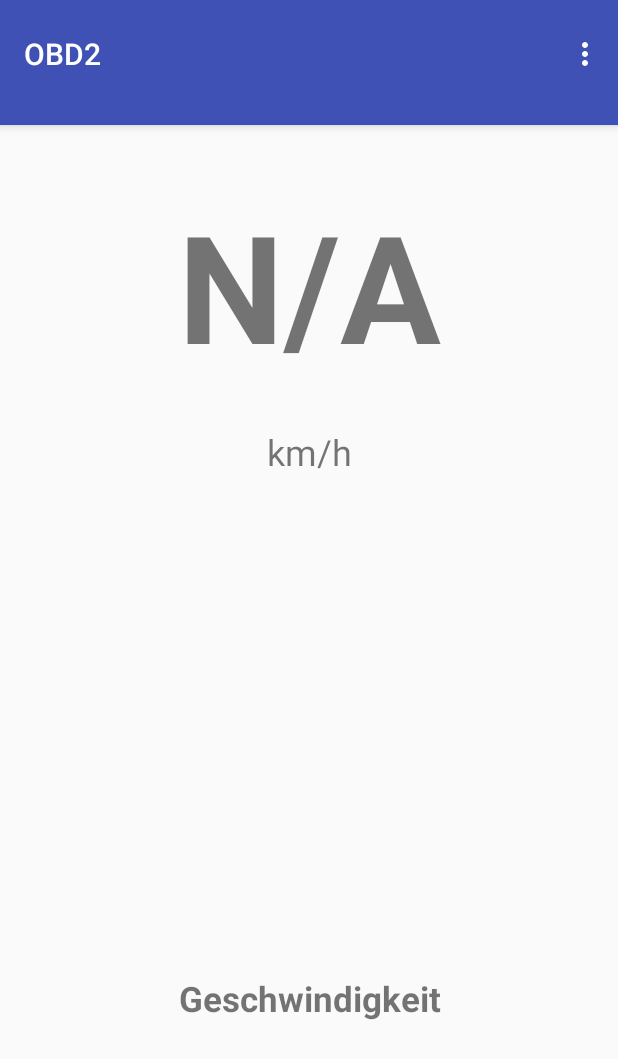
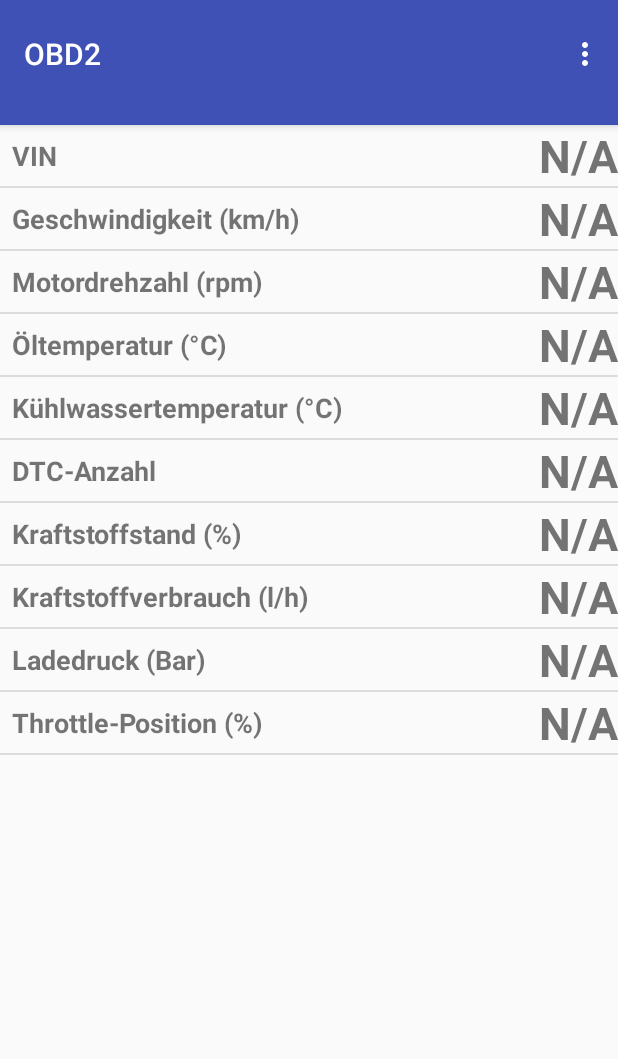
Before and after one commit to JonathanSeibel/obd2app, an Android app: the LivedatenTabsActivity screen opened directly, with no data from a screen before it, on a phone screen of 412 x 824 dp. Shown: the top 1059 px of the screen. Run offline under Robolectric (Android 15) with nearby library versions, the phone set to English and light mode, and no system bars; libraries missing offline, so code that uses them is left out: org.eclipse.paho; 8 statements that could not run were skipped.

Commit message:
mit Summary als Fragment

```diff
--- a/app/src/main/java/de/dhbw/obdzweidashboard/obd2_application/AdapterLivedatenSummaryListe.java
+++ b/app/src/main/java/de/dhbw/obdzweidashboard/obd2_application/AdapterLivedatenSummaryListe.java
@@ -57,14 +57,14 @@
     @Override
     public View getView(final int position, View convertView, ViewGroup parent) {
         View view = convertView;
-        if (view == null) {
+        //if (view == null) {
             LayoutInflater inflater = (LayoutInflater) context.getSystemService(Context.LAYOUT_INFLATER_SERVICE);
             view = inflater.inflate(R.layout.summary_list_element, null);
-        }
+        //}
 
         //Handle TextView and display string from your list
-        TextView listItemTextValue = (TextView) view.findViewById(R.id.list_view_summary_livedaten);
-        TextView listItemTextType = (TextView) view.findViewById(R.id.textViewSummary_list_item);
+        TextView listItemTextValue = (TextView) view.findViewById(R.id.textViewSummary_list_item);
+        TextView listItemTextType = (TextView) view.findViewById(R.id.list_item_string);
 
         listItemTextValue.setText(listValues.get(position));
         listItemTextType.setText(listTypes.get(position));
--- a/app/src/main/java/de/dhbw/obdzweidashboard/obd2_application/LivedatenTabsActivity.java
+++ b/app/src/main/java/de/dhbw/obdzweidashboard/obd2_application/LivedatenTabsActivity.java
@@ -29,6 +29,7 @@
 
 public class LivedatenTabsActivity extends AppCompatActivity {
     private static final String TAG = "LivedatenTabsActivity";
+    SummaryLivedatenActivityFragment summaryLivedatenActivityFragmentObj;
     TabPaceFragment tabPaceFragmentObj;
     TabRPMFragment tabRPMFragmentObj;
     TabOilTempFragment tabOilTempFragmentObj;
@@ -38,12 +39,6 @@
     TabFuelLevelFragment tabFuelLevelFragmentObj;
     TabThrottlePositionFragment tabThrottlePositionFragmentObj;
     TabDTCCountFragment tabDTCCountFragmentObj;
-    TextView wertText1;
-    TextView wertText2;
-    TextView wertText3;
-    TextView wertText4;
-    TextView wertText5;
-    TextView wertText6;
     MqttHelperLivedaten mqttHelperLivedaten;
     String[] ergebnis = {"N/A", "N/A", "N/A", "N/A", "N/A", "N/A", "N/A", "N/A", "N/A"};
     boolean connected = false;
@@ -54,7 +49,7 @@
     protected void onCreate(Bundle savedInstanceState) {
         super.onCreate(savedInstanceState);
         setContentView(R.layout.activity_livedaten_tabs);
-
+        summaryLivedatenActivityFragmentObj = new SummaryLivedatenActivityFragment();
         tabPaceFragmentObj = new TabPaceFragment();
         tabRPMFragmentObj = new TabRPMFragment();
         tabOilTempFragmentObj = new TabOilTempFragment();
@@ -145,7 +140,7 @@
         Boolean throttlePos = sPrefs.getBoolean(prefThrottlePosKey, true);
         //
         SectionsPagerAdapter adapter = new SectionsPagerAdapter(getSupportFragmentManager());
-
+        adapter.addFragment(summaryLivedatenActivityFragmentObj, "TABSummary");
         if (pace) adapter.addFragment(tabPaceFragmentObj, "TABPace");
         if (rpm) adapter.addFragment(tabRPMFragmentObj, "TABRPM");
         if (oilTemp) adapter.addFragment(tabOilTempFragmentObj, "TABOilTemp");
--- /dev/null
+++ b/app/src/main/java/de/dhbw/obdzweidashboard/obd2_application/SummaryLivedatenActivityFragment.java
@@ -0,0 +1,246 @@
+package de.dhbw.obdzweidashboard.obd2_application;
+
+import android.app.Activity;
+import android.content.SharedPreferences;
+import android.os.Bundle;
+import android.preference.PreferenceManager;
+import android.support.annotation.Nullable;
+import android.view.LayoutInflater;
+import android.view.View;
+import android.view.ViewGroup;
+import android.widget.ListView;
+import android.widget.Toast;
+
+import com.google.gson.Gson;
+
+import org.eclipse.paho.client.mqttv3.IMqttDeliveryToken;
+import org.eclipse.paho.client.mqttv3.MqttCallbackExtended;
+import org.eclipse.paho.client.mqttv3.MqttException;
+import org.eclipse.paho.client.mqttv3.MqttMessage;
+
+import java.util.ArrayList;
+
+public class SummaryLivedatenActivityFragment extends android.support.v4.app.Fragment {
+    AdapterLivedatenSummaryListe adapter;
+    ArrayList<String> listValues;
+    ArrayList<String> listTypes;
+    MqttHelperLivedaten mqttHelperLivedaten;
+    String[] ergebnis = {"N/A", "N/A", "N/A", "N/A", "N/A", "N/A", "N/A", "N/A", "N/A", "N/A"};
+
+
+
+
+    @Override
+    public View onCreateView(LayoutInflater inflater, @Nullable ViewGroup container, @Nullable Bundle savedInstanceState) {
+        View view = inflater.inflate(R.layout.activity_summary_livedaten, container, false);
+
+
+        listValues = new ArrayList<String>();
+        listTypes = new ArrayList<String>();
+
+        return view;
+    }
+
+    @Override
+    public void onViewCreated(View view, @Nullable Bundle savedInstanceState) {
+        super.onViewCreated(view, savedInstanceState);
+        bauTypesList();
+        bauValueList(ergebnis);
+        //    Log.i("Liste", Integer.toString(listTypes.size()));
+        //    Log.i("Liste2", Integer.toString(listValues.size()));
+        //instantiate custom adapter
+        adapter = new AdapterLivedatenSummaryListe(listValues, listTypes, this.getActivity());
+
+        //handle listview and assign adapter
+        ListView lView = (ListView) getView().findViewById(R.id.list_view_summary_livedaten);
+        lView.setAdapter(adapter);
+        startMqtt(this.getActivity());
+    }
+
+    public void aktualisiere(String[] daten) {
+        //EINSTELLUNGEN
+        SharedPreferences sPrefs = PreferenceManager.getDefaultSharedPreferences(this.getActivity());
+
+        String prefPaceKey = getString(R.string.preference_pace_key);
+        Boolean pace = sPrefs.getBoolean(prefPaceKey, true);
+
+        String prefRPMKey = getString(R.string.preference_rpm_key);
+        Boolean rpm = sPrefs.getBoolean(prefRPMKey, true);
+
+        String prefOilTempKey = getString(R.string.preference_oiltemp_key);
+        Boolean oilTemp = sPrefs.getBoolean(prefOilTempKey, true);
+
+        String prefCoolwaterTempKey = getString(R.string.preference_coolwatertemp_key);
+        Boolean coolwaterTemp = sPrefs.getBoolean(prefCoolwaterTempKey, true);
+
+        String prefDTCCountKey = getString(R.string.preference_dtccount_key);
+        Boolean dtcCount = sPrefs.getBoolean(prefDTCCountKey, true);
+
+        String prefFuelLevelKey = getString(R.string.preference_fuellevel_key);
+        Boolean fuelLevel = sPrefs.getBoolean(prefFuelLevelKey, true);
+
+        String prefFuelRateKey = getString(R.string.preference_fuelrate_key);
+        Boolean fuelRate = sPrefs.getBoolean(prefFuelRateKey, true);
+
+        String prefLadedruckKey = getString(R.string.preference_ladedruck_key);
+        Boolean ladedruck = sPrefs.getBoolean(prefLadedruckKey, true);
+
+        String prefThrottlePosKey = getString(R.string.preference_throttlepos_key);
+        Boolean throttlePos = sPrefs.getBoolean(prefThrottlePosKey, true);
+        //EINSTELLUNGEN
+        //WENN neue Nachricht mit aktuellen Daten kam ->
+        listValues.add(daten[9]);
+        if (pace) listValues.add(daten[0]);
+        if (rpm) listValues.add(daten[1]);
+        if (oilTemp) listValues.add(daten[2]);
+        if (coolwaterTemp) listValues.add(daten[3]);
+        if (dtcCount) listValues.add(daten[4]);
+        if (fuelLevel) listValues.add(daten[5]);
+        if (fuelRate) listValues.add(daten[6]);
+        if (ladedruck) listValues.add(daten[7]);
+        if (throttlePos) listValues.add(daten[8]);
+        if (throttlePos) listValues.add(daten[9]);
+        adapter.setNewList(listValues);
+    }
+
+    public void bauValueList(String[] daten) {
+        listValues.clear();
+        SharedPreferences sPrefs = PreferenceManager.getDefaultSharedPreferences(this.getActivity());
+
+        String prefPaceKey = getString(R.string.preference_pace_key);
+        Boolean pace = sPrefs.getBoolean(prefPaceKey, true);
+
+        String prefRPMKey = getString(R.string.preference_rpm_key);
+        Boolean rpm = sPrefs.getBoolean(prefRPMKey, true);
+
+        String prefOilTempKey = getString(R.string.preference_oiltemp_key);
+        Boolean oilTemp = sPrefs.getBoolean(prefOilTempKey, true);
+
+        String prefCoolwaterTempKey = getString(R.string.preference_coolwatertemp_key);
+        Boolean coolwaterTemp = sPrefs.getBoolean(prefCoolwaterTempKey, true);
+
+        String prefDTCCountKey = getString(R.string.preference_dtccount_key);
+        Boolean dtcCount = sPrefs.getBoolean(prefDTCCountKey, true);
+
+        String prefFuelLevelKey = getString(R.string.preference_fuellevel_key);
+        Boolean fuelLevel = sPrefs.getBoolean(prefFuelLevelKey, true);
+
+        String prefFuelRateKey = getString(R.string.preference_fuelrate_key);
+        Boolean fuelRate = sPrefs.getBoolean(prefFuelRateKey, true);
+
+        String prefLadedruckKey = getString(R.string.preference_ladedruck_key);
+        Boolean ladedruck = sPrefs.getBoolean(prefLadedruckKey, true);
+
+        String prefThrottlePosKey = getString(R.string.preference_throttlepos_key);
+        Boolean throttlePos = sPrefs.getBoolean(prefThrottlePosKey, true);
+        //EINSTELLUNGEN
+        //WENN neue Nachricht mit aktuellen Daten kam ->
+        listValues.add(daten[9]);
+        if (pace) listValues.add(daten[0]);
+        if (rpm) listValues.add(daten[1]);
+        if (oilTemp) listValues.add(daten[2]);
+        if (coolwaterTemp) listValues.add(daten[3]);
+        if (dtcCount) listValues.add(daten[4]);
+        if (fuelLevel) listValues.add(daten[5]);
+        if (fuelRate) listValues.add(daten[6]);
+        if (ladedruck) listValues.add(daten[7]);
+        if (throttlePos) listValues.add(daten[8]);
+    }
+
+
+    public void bauTypesList() {
+        listTypes.clear();
+        //EINSTELLUNGEN
+        SharedPreferences sPrefs = PreferenceManager.getDefaultSharedPreferences(this.getActivity());
+
+        String prefPaceKey = getString(R.string.preference_pace_key);
+        Boolean pace = sPrefs.getBoolean(prefPaceKey, true);
+
+        String prefRPMKey = getString(R.string.preference_rpm_key);
+        Boolean rpm = sPrefs.getBoolean(prefRPMKey, true);
+
+        String prefOilTempKey = getString(R.string.preference_oiltemp_key);
+        Boolean oilTemp = sPrefs.getBoolean(prefOilTempKey, true);
+
+        String prefCoolwaterTempKey = getString(R.string.preference_coolwatertemp_key);
+        Boolean coolwaterTemp = sPrefs.getBoolean(prefCoolwaterTempKey, true);
+
+        String prefDTCCountKey = getString(R.string.preference_dtccount_key);
+        Boolean dtcCount = sPrefs.getBoolean(prefDTCCountKey, true);
+
+        String prefFuelLevelKey = getString(R.string.preference_fuellevel_key);
+        Boolean fuelLevel = sPrefs.getBoolean(prefFuelLevelKey, true);
+
+        String prefFuelRateKey = getString(R.string.preference_fuelrate_key);
+        Boolean fuelRate = sPrefs.getBoolean(prefFuelRateKey, true);
+
+        String prefLadedruckKey = getString(R.string.preference_ladedruck_key);
+        Boolean ladedruck = sPrefs.getBoolean(prefLadedruckKey, true);
+
+        String prefThrottlePosKey = getString(R.string.preference_throttlepos_key);
+        Boolean throttlePos = sPrefs.getBoolean(prefThrottlePosKey, true);
+        //EINSTELLUNGEN
+        listTypes.add("VIN");
+        if (pace) listTypes.add("Geschwindigkeit (km/h)");
+        if (rpm) listTypes.add("Motordrehzahl (rpm)");
+        if (oilTemp) listTypes.add("Öltemperatur (°C)");
+        if (coolwaterTemp) listTypes.add("Kühlwassertemperatur (°C)");
+        if (dtcCount) listTypes.add("DTC-Anzahl");
+        if (fuelLevel) listTypes.add("Kraftstoffstand (%)");
+        if (fuelRate) listTypes.add("Kraftstoffverbrauch (l/h)");
+        if (ladedruck) listTypes.add("Ladedruck (Bar)");
+        if (throttlePos) listTypes.add("Throttle-Position (%)");
+    }
+
+    private void startMqtt(final Activity activity) {
+        SharedPreferences sPrefs = PreferenceManager.getDefaultSharedPreferences(activity);
+        mqttHelperLivedaten = new MqttHelperLivedaten(activity.getApplicationContext(), sPrefs, activity);
+        mqttHelperLivedaten.setCallback(new MqttCallbackExtended() {
+            @Override
+            public void connectComplete(boolean b, String s) {
+                Toast.makeText(activity, "Verbindung zu Pi-Livedaten hergestellt.", Toast.LENGTH_SHORT).show();
+                MqttMessage m = new MqttMessage("Live".getBytes());
+                try {
+                    mqttHelperLivedaten.mqttAndroidClient.publish("Control", m);
+                } catch (MqttException e) {
+                    e.printStackTrace();
+                }
+            }
+
+            @Override
+            public void connectionLost(Throwable throwable) {
+                Toast.makeText(activity, "Verbindung zu Pi-Livedaten verloren.", Toast.LENGTH_SHORT).show();
+            }
+
+            @Override
+            public void messageArrived(String topic, MqttMessage mqttMessage) throws Exception {
+                String gsonString = mqttMessage.toString();
+                Gson gson = new Gson();
+                LivedatenTabsActivity.LiveData data = gson.fromJson(gsonString, LivedatenTabsActivity.LiveData.class);
+                if (data.datavalue.equals("Car not connected")) {
+                    Toast.makeText(activity, "Bitte Auto verbinden...", Toast.LENGTH_SHORT).show();
+                } else if (data.datavalue.equals("Adapter not connected")) {
+                    Toast.makeText(activity, "Bitte Adapter verbinden...", Toast.LENGTH_SHORT).show();
+                } else {
+                    if (data.type.equals("kmh")) ergebnis[0] = data.datavalue;
+                    if (data.type.equals("rpm")) ergebnis[1] = data.datavalue;
+                    if (data.type.equals("oiltemp")) ergebnis[2] = data.datavalue;
+                    if (data.type.equals("coolwatertemp")) ergebnis[3] = data.datavalue;
+                    if (data.type.equals("dtccount")) ergebnis[4] = data.datavalue;
+                    if (data.type.equals("fuellevel")) ergebnis[5] = data.datavalue;
+                    if (data.type.equals("fuelrate")) ergebnis[6] = data.datavalue;
+                    if (data.type.equals("ladedruck")) ergebnis[7] = data.datavalue;
+                    if (data.type.equals("throttlepos")) ergebnis[8] = data.datavalue;
+                    if (data.type.equals("VIN")) ergebnis[9] = data.datavalue;
+                }
+
+                aktualisiere(ergebnis);
+            }
+
+            @Override
+            public void deliveryComplete(IMqttDeliveryToken iMqttDeliveryToken) {
+
+            }
+        });
+    }
+}
--- a/app/src/main/res/layout/activity_summary_livedaten.xml
+++ b/app/src/main/res/layout/activity_summary_livedaten.xml
@@ -9,7 +9,6 @@
         android:id="@+id/list_view_summary_livedaten"
         android:layout_width="match_parent"
         android:layout_height="match_parent"
-        android:layout_above="@+id/button_update"
         android:layout_alignParentLeft="true"
         android:layout_alignParentStart="true"
         android:layout_alignParentTop="true" />
```
Also changed, not shown: app/src/main/java/de/dhbw/obdzweidashboard/obd2_application/SummaryLivedatenActivity.java (deleted, +0 -160 lines).
